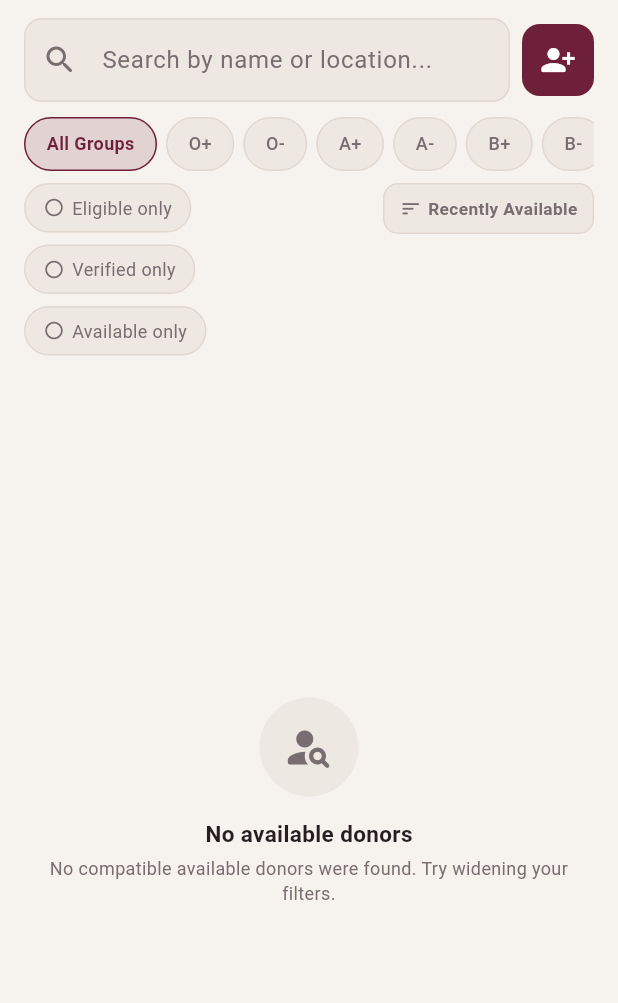
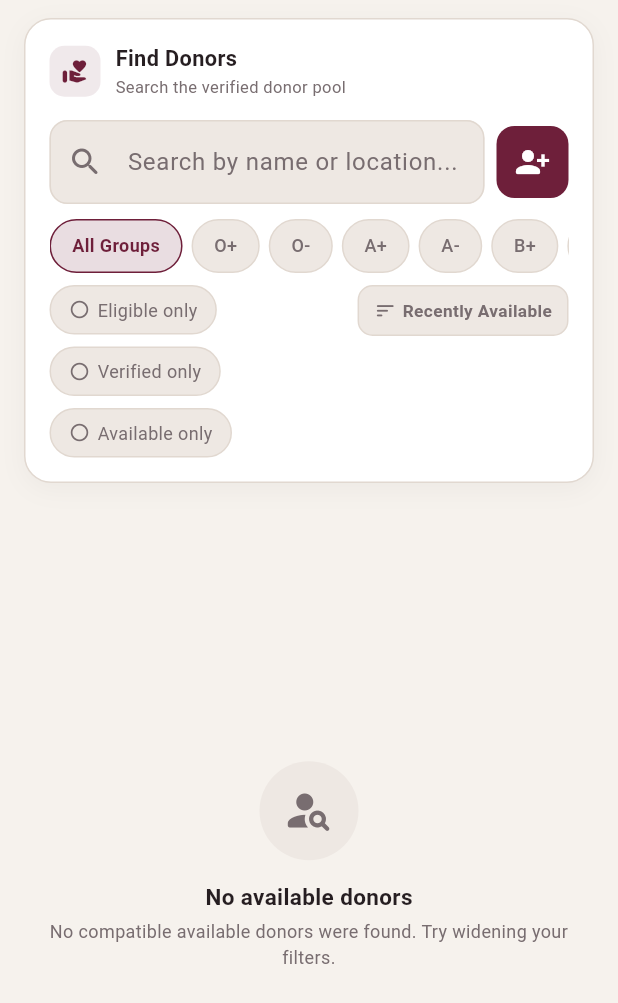
Before and after one commit to kavindu-maduhansa/HCI, a Flutter app: the DonorSearchTab widget shown alone on an empty page, opened directly, on a phone screen of 412 x 824 dp. Shown: the top 1003 px of the screen. Run offline on Flutter 3.47's test engine with Material 3 defaults, Android fonts, the phone set to English and light mode, and no system bars; our stand-ins replace cloud_firestore, connectivity_plus, firebase_auth, firebase_core, pdf, printing and 1 more; accounts and stored records are empty.

Commit message:
Redesign Donor Search tab: card-style search panel, polished stats, donor cards
The search/filter block was plain text fields directly in the page
padding with no visual container, and donor cards/stat chips were
flat with no depth - inconsistent with the rest of the module's
elevated-surface look. Purely visual, no logic touched:

- Search + filter row now sits inside an elevated card (rounded 18,
  subtle shadow, border) with a "Find Donors" header (icon + title +
  contextual subtitle - "Ranked by application match score" in
  select mode, "Search the verified donor pool" otherwise).
- Found/Verified/Available/Eligible stat chips got icons, tighter
  spacing, and now sit inside their own bordered panel instead of
  floating loose above the list.
- Donor cards gained a soft drop shadow, a colored ring around the
  blood-group avatar (gold/silver/bronze for ranked matches, subtle
  tint otherwise), and a divider separating the identity row from
  the Compatible/Available/Eligible/Nearby/Reliability tag row so
  the card reads in two clear zones instead of one dense block.

```diff
--- a/lib/screens/hospital/tabs/donor_search_tab.dart
+++ b/lib/screens/hospital/tabs/donor_search_tab.dart
@@ -95,10 +95,43 @@ class _DonorSearchTabState extends State<DonorSearchTab> {
             ),
           ),
         EntranceFadeSlide(
-          child: Padding(
-          padding: const EdgeInsets.fromLTRB(16, 12, 16, 8),
+          child: Container(
+            margin: const EdgeInsets.fromLTRB(16, 12, 16, 8),
+            padding: const EdgeInsets.all(16),
+            decoration: BoxDecoration(
+              color: colors.surface,
+              borderRadius: BorderRadius.circular(18),
+              border: Border.all(color: colors.border),
+              boxShadow: [
+                BoxShadow(color: Colors.black.withValues(alpha: 0.04), blurRadius: 14, offset: const Offset(0, 4)),
+              ],
+            ),
             child: Column(
+            crossAxisAlignment: CrossAxisAlignment.start,
             children: [
+              Row(
+                children: [
+                  Container(
+                    padding: const EdgeInsets.all(8),
+                    decoration: BoxDecoration(color: colors.primary.withValues(alpha: 0.1), borderRadius: BorderRadius.circular(10)),
+                    child: Icon(Icons.volunteer_activism_rounded, size: 18, color: colors.primary),
+                  ),
+                  const SizedBox(width: 10),
+                  Expanded(
+                    child: Column(
+                      crossAxisAlignment: CrossAxisAlignment.start,
+                      children: [
+                        Text('Find Donors', style: TextStyle(fontSize: 14.5, fontWeight: FontWeight.bold, color: colors.textPrimary)),
+                        Text(
+                          widget.selectMode ? 'Ranked by application match score' : 'Search the verified donor pool',
+                          style: TextStyle(fontSize: 11, color: colors.textSecondary),
+                        ),
+                      ],
+                    ),
+                  ),
+                ],
+              ),
+              const SizedBox(height: 14),
               Row(
                 children: [
                   Expanded(
@@ -363,17 +396,25 @@ class _DonorListStream extends StatelessWidget {
               return Column(
                 children: [
                   Padding(
-                    padding: const EdgeInsets.fromLTRB(16, 4, 16, 8),
+                    padding: const EdgeInsets.fromLTRB(16, 4, 16, 10),
+                    child: Container(
+                      padding: const EdgeInsets.all(10),
+                      decoration: BoxDecoration(
+                        color: colors.elevatedSurface,
+                        borderRadius: BorderRadius.circular(14),
+                        border: Border.all(color: colors.border),
+                      ),
                       child: Row(
                         children: [
-                        Expanded(child: _DonorStatChip(label: 'Found', value: donors.length, color: colors.textPrimary)),
+                          Expanded(child: _DonorStatChip(label: 'Found', value: donors.length, color: colors.textPrimary, icon: Icons.groups_rounded)),
                           const SizedBox(width: 8),
-                        Expanded(child: _DonorStatChip(label: 'Verified', value: verifiedCount, color: colors.success)),
+                          Expanded(child: _DonorStatChip(label: 'Verified', value: verifiedCount, color: colors.success, icon: Icons.verified_rounded)),
                           const SizedBox(width: 8),
-                        Expanded(child: _DonorStatChip(label: 'Available', value: availableCount, color: colors.primary)),
+                          Expanded(child: _DonorStatChip(label: 'Available', value: availableCount, color: colors.primary, icon: Icons.event_available_rounded)),
                           const SizedBox(width: 8),
-                        Expanded(child: _DonorStatChip(label: 'Eligible', value: eligibleCount, color: colors.warning)),
+                          Expanded(child: _DonorStatChip(label: 'Eligible', value: eligibleCount, color: colors.warning, icon: Icons.health_and_safety_rounded)),
                         ],
+                      ),
                     ),
                   ),
                   Expanded(
@@ -680,8 +721,11 @@ class _DonorCard extends StatelessWidget {
         padding: const EdgeInsets.all(14),
         decoration: BoxDecoration(
           color: colors.surface,
-          borderRadius: BorderRadius.circular(14),
-          border: Border.all(color: tier != null ? tier.color(colors).withValues(alpha: 0.5) : colors.border),
+          borderRadius: BorderRadius.circular(16),
+          border: Border.all(color: tier != null ? tier.color(colors).withValues(alpha: 0.5) : colors.border, width: tier != null ? 1.4 : 1),
+          boxShadow: [
+            BoxShadow(color: Colors.black.withValues(alpha: 0.03), blurRadius: 10, offset: const Offset(0, 3)),
+          ],
         ),
         child: Column(
           crossAxisAlignment: CrossAxisAlignment.start,
@@ -706,10 +750,17 @@ class _DonorCard extends StatelessWidget {
               ),
             Row(
               children: [
-                CircleAvatar(
-                  radius: 24,
+                Container(
+                  padding: const EdgeInsets.all(2),
+                  decoration: BoxDecoration(
+                    shape: BoxShape.circle,
+                    border: Border.all(color: tier != null ? tier.color(colors) : colors.critical.withValues(alpha: 0.3), width: tier != null ? 2 : 1.4),
+                  ),
+                  child: CircleAvatar(
+                    radius: 22,
                     backgroundColor: colors.critical.withValues(alpha: 0.1),
                     child: Text(group, style: TextStyle(color: colors.critical, fontWeight: FontWeight.bold, fontSize: 13)),
+                  ),
                 ),
                 const SizedBox(width: 12),
                 Expanded(
@@ -750,7 +801,9 @@ class _DonorCard extends StatelessWidget {
                   Icon(Icons.chevron_right_rounded, color: colors.textSecondary),
               ],
             ),
-            const SizedBox(height: 8),
+            const SizedBox(height: 10),
+            Divider(height: 1, color: colors.border.withValues(alpha: 0.6)),
+            const SizedBox(height: 10),
             Wrap(
               spacing: 6,
               runSpacing: 6,
@@ -1153,22 +1206,28 @@ class _DonorStatChip extends StatelessWidget {
   final String label;
   final int value;
   final Color color;
-  const _DonorStatChip({required this.label, required this.value, required this.color});
+  final IconData? icon;
+  const _DonorStatChip({required this.label, required this.value, required this.color, this.icon});
 
   @override
   Widget build(BuildContext context) {
     final colors = context.colors;
     return Container(
-      padding: const EdgeInsets.symmetric(vertical: 8),
+      padding: const EdgeInsets.symmetric(vertical: 10, horizontal: 6),
       decoration: BoxDecoration(
         color: color.withValues(alpha: 0.08),
-        borderRadius: BorderRadius.circular(10),
+        borderRadius: BorderRadius.circular(12),
         border: Border.all(color: color.withValues(alpha: 0.25)),
       ),
       child: Column(
         children: [
-          Text('$value', style: TextStyle(fontSize: 15, fontWeight: FontWeight.bold, color: color)),
-          Text(label, style: TextStyle(fontSize: 10, color: colors.textSecondary)),
+          if (icon != null) ...[
+            Icon(icon, size: 14, color: color),
+            const SizedBox(height: 3),
+          ],
+          Text('$value', style: TextStyle(fontSize: 16, fontWeight: FontWeight.bold, color: color)),
+          const SizedBox(height: 1),
+          Text(label, style: TextStyle(fontSize: 9.5, color: colors.textSecondary, fontWeight: FontWeight.w600)),
         ],
       ),
     );
```
Lines whose indentation alone changed are shown as unchanged.
